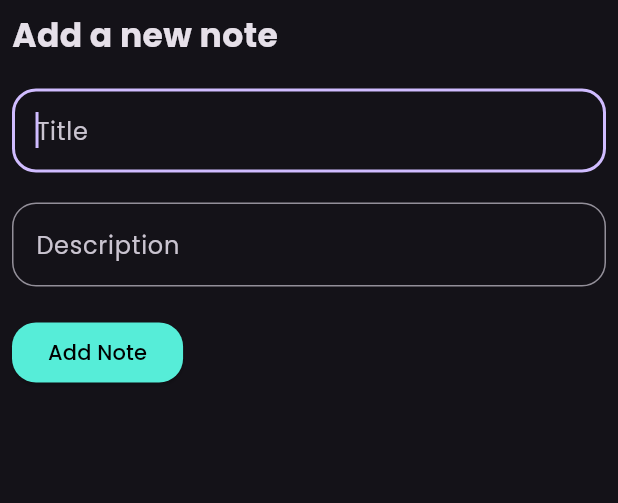
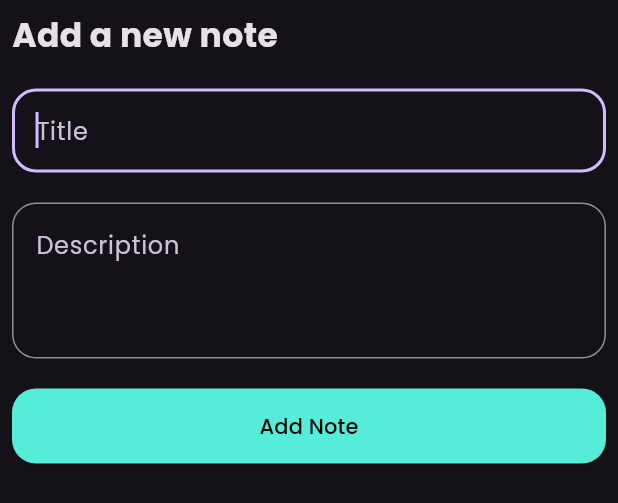
Before and after one commit to mooooo22/notes_app, a Flutter app: the AddNoteBottomSheet widget shown alone on an empty page, opened directly, on a phone screen of 412 x 824 dp. Shown: the top 503 px of the screen. Run offline on Flutter 3.47's test engine with Material 3 defaults, Android fonts, the phone set to English and light mode, and no system bars; our stand-ins replace font_awesome_flutter, google_fonts.

Commit message:
Increase maxLines and set minimumSize for TextField and ElevatedButton

```diff
--- a/lib/widgets/add_note_bottom_sheet.dart
+++ b/lib/widgets/add_note_bottom_sheet.dart
@@ -39,6 +39,7 @@ class AddNoteBottomSheet extends StatelessWidget {
               ),
               const SizedBox(height: 20),
               const TextField(
+                maxLines: 3, // Increase the number of lines
                 decoration: InputDecoration(
                   hintText: "Description",
                   border: OutlineInputBorder(
@@ -50,6 +51,7 @@ class AddNoteBottomSheet extends StatelessWidget {
               ElevatedButton(
                 onPressed: () {},
                 style: ElevatedButton.styleFrom(
+                  minimumSize: const Size(double.infinity, 50),
                   backgroundColor: const Color(0xff56EDD8),
                   shape: RoundedRectangleBorder(
                     borderRadius: BorderRadius.circular(16),
```
